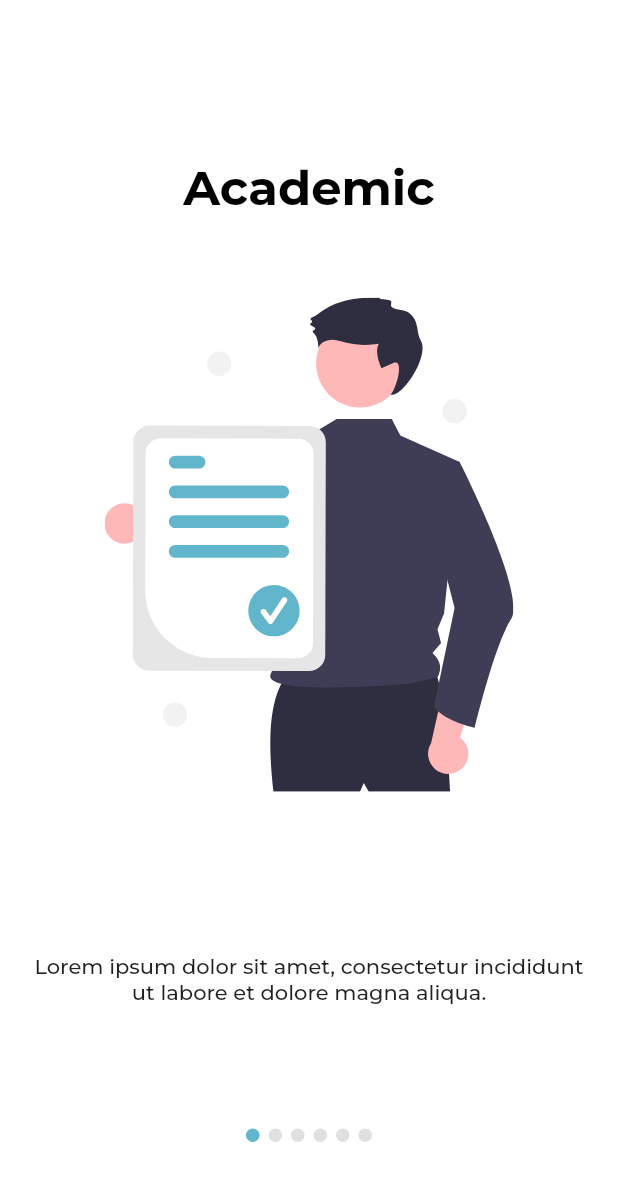
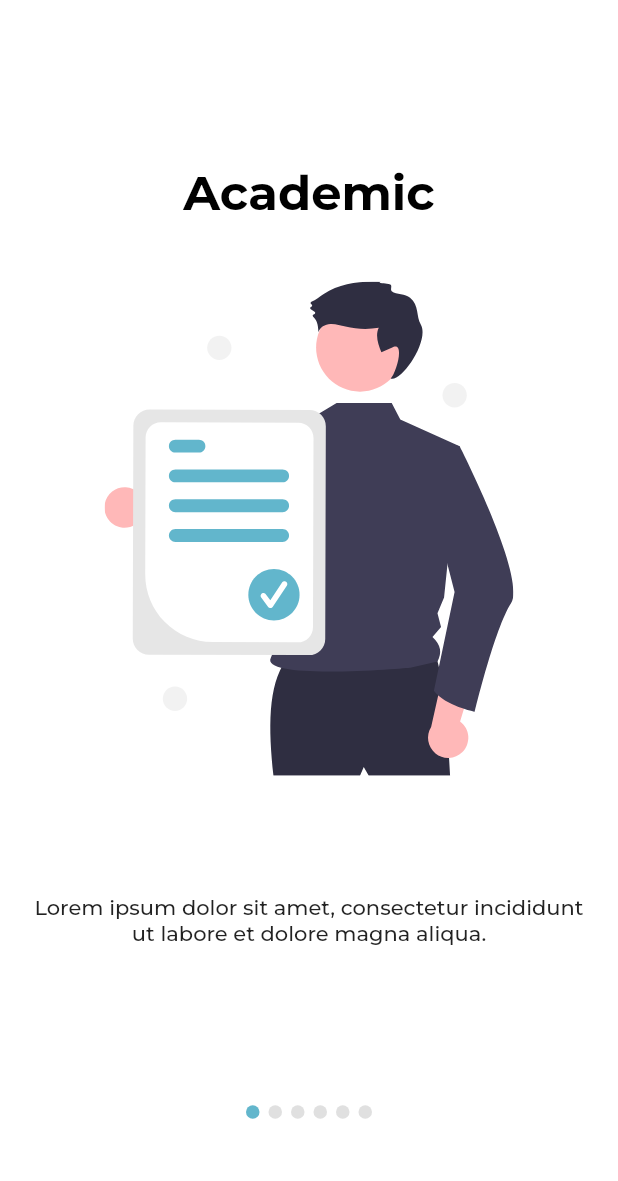
Before and after one commit to shahbazakon/Findme, a Flutter app: the screen it shows after launch, on a phone screen of 412 x 824 dp. Shown: the top 1181 px of the screen. Run offline on Flutter 3.47's test engine with Material 2 defaults, Android fonts, the phone set to English and light mode, and no system bars; drawn by our look-alikes of smooth_page_indicator; our stand-ins replace flutter_svg, otp_text_field; project files that could hold a hidden picture were left out.

```diff
--- a/lib/core/constants/theme_contants.dart
+++ b/lib/core/constants/theme_contants.dart
@@ -6,14 +6,12 @@ class ThemeConstants {
   static ThemeData getTheme(context) {
     return ThemeData(
       dialogTheme: const DialogTheme(backgroundColor: Colors.white),
+      scaffoldBackgroundColor: AppColors.light,
       primaryColor: AppColors.primary,
-      primarySwatch: Colors.cyan,
       fontFamily: AppFonts.montserrat,
-      appBarTheme: const AppBarTheme(
-          centerTitle: true,
-          elevation: 0.0,
-          titleTextStyle: TextStyle(fontSize: 20, color: Color(0xfff11403A)),
-          iconTheme: IconThemeData(color: Colors.blue)),
+      appBarTheme: AppBarTheme(
+          centerTitle: true, elevation: 0.0, backgroundColor: AppColors.light),
+      colorScheme: ColorScheme.fromSwatch(primarySwatch: Colors.cyan),
     );
   }
 }
--- a/lib/feature/onBoarding/presentation/pages/on_boarding_page.dart
+++ b/lib/feature/onBoarding/presentation/pages/on_boarding_page.dart
@@ -36,6 +36,7 @@ class _OnBoardingPageState extends State<OnBoardingPage> {
   Widget build(BuildContext context) {
     return Scaffold(
       backgroundColor: Colors.white,
+      appBar: AppBar(),
       body: Padding(
         padding: primaryPadding,
         child: Column(
@@ -48,10 +49,7 @@ class _OnBoardingPageState extends State<OnBoardingPage> {
                       mainAxisAlignment: MainAxisAlignment.spaceAround,
                       children: [
                         SizedBox(
-                          height: height * .03,
-                        ),
-                        SizedBox(
-                          height: height * .75,
+                          height: height * .68,
                           child: PageView(
                             controller: _pageController,
                             onPageChanged: (value) {
--- a/lib/feature/signIn/presentation/pages/reset_password_screen.dart
+++ b/lib/feature/signIn/presentation/pages/reset_password_screen.dart
@@ -21,9 +21,8 @@ class _ResetPasswordScreenState extends State<ResetPasswordScreen> {
 
   @override
   Widget build(BuildContext context) {
-    return SafeArea(
-      bottom: false,
-      child: Scaffold(
+    return Scaffold(
+      appBar: AppBar(),
       body: SingleChildScrollView(
         child: Padding(
           padding: primaryPadding,
@@ -73,7 +72,6 @@ class _ResetPasswordScreenState extends State<ResetPasswordScreen> {
           ),
         ),
       ),
-      ),
     );
   }
 }
```
Also changed, not shown: lib/feature/createProfile/presentation/pages/create_profile_screen.dart (added, +50 -0 lines), lib/feature/signIn/presentation/pages/forget_password_screen.dart (+5 -5 lines), lib/feature/signIn/presentation/pages/sign_in_screen.dart (+8 -5 lines), lib/feature/signUp/presentation/pages/otp_screen.dart (+5 -7 lines), lib/feature/signUp/presentation/pages/sign_up_screen.dart (+5 -7 lines). Lines whose indentation alone changed are shown as unchanged.
